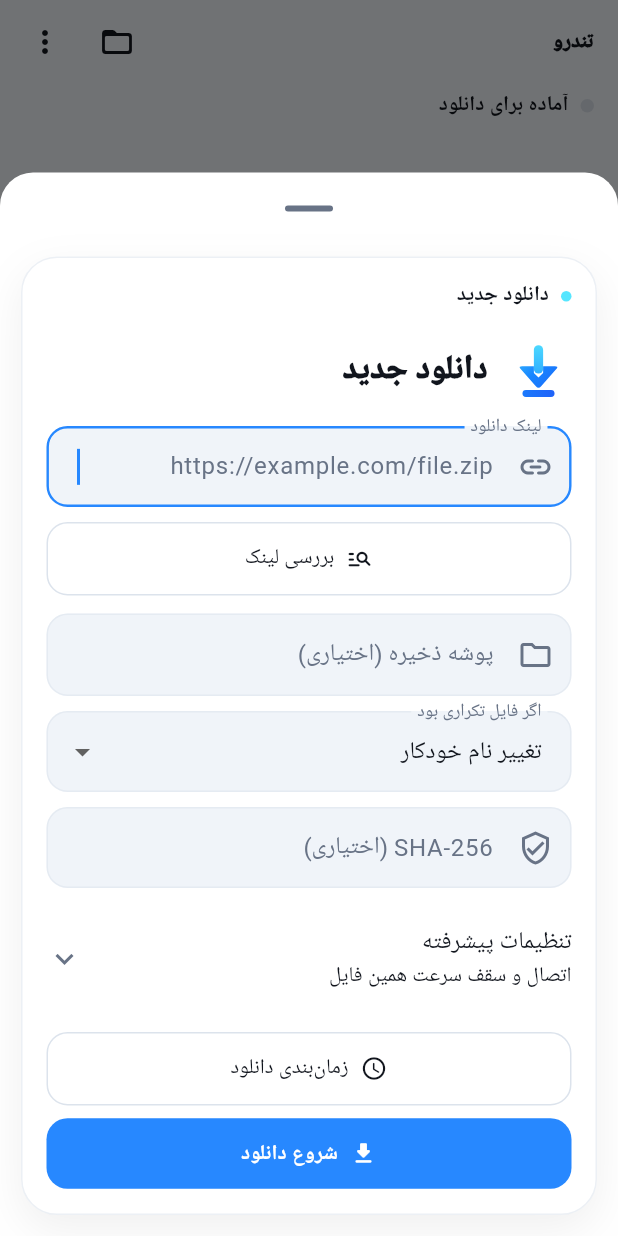
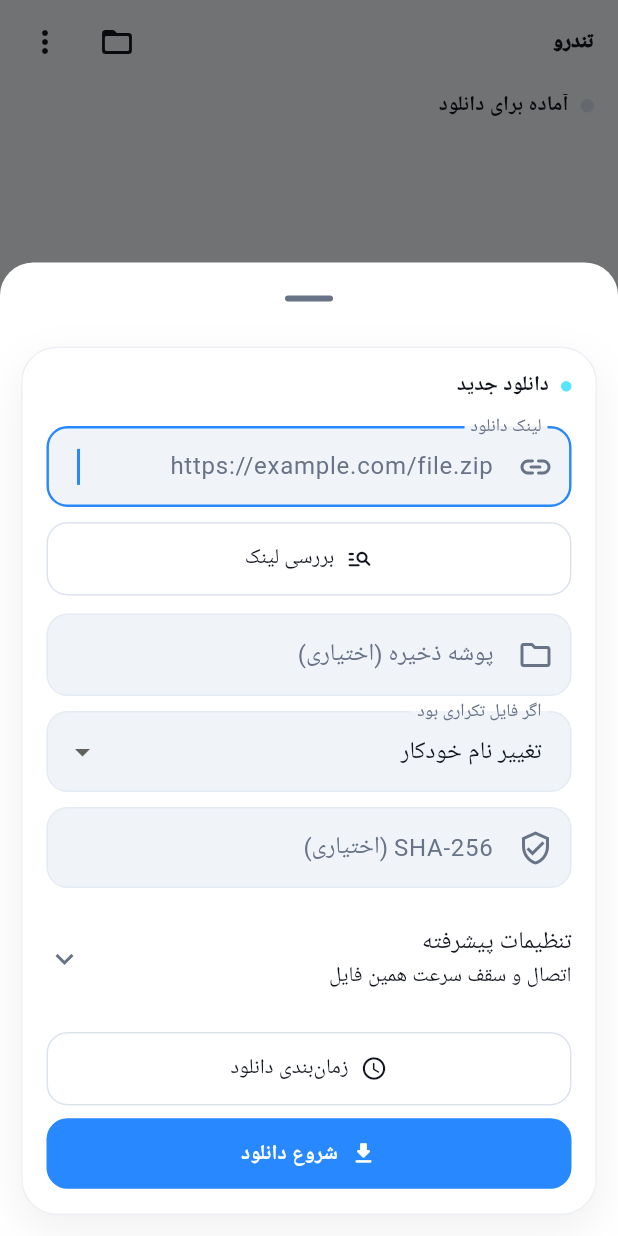
Before and after one commit to sahandse/tondro, a Flutter app: the screen it shows after launch, after a tap on the "add" icon, on a phone screen of 412 x 824 dp. Run offline on Flutter 3.47's test engine with Material 3 defaults, Android fonts, the light colour scheme and no system bars; our stand-ins replace battery_plus, file_picker, google_fonts, share_plus, shared_preferences, webview_flutter; missing offline and left inert: background_downloader, dtorrent_task_v2, home_widget, receive_sharing_intent, workmanager; Roboto replaces fonts that are missing (Vazirmatn); statements that could not run were skipped.

Commit message:
ui: remove redundant branding from new download sheet

```diff
--- a/lib/src/features/downloads/presentation/new_download_sheet.dart
+++ b/lib/src/features/downloads/presentation/new_download_sheet.dart
@@ -146,21 +146,6 @@ class _NewDownloadSheetState extends State<NewDownloadSheet> {
             mainAxisSize: MainAxisSize.min,
             crossAxisAlignment: CrossAxisAlignment.stretch,
             children: [
-              Row(
-                children: [
-                  const TondroLogo(size: 44),
-                  const SizedBox(width: 12),
-                  Expanded(
-                    child: Text(
-                      'دانلود جدید',
-                      style: Theme.of(context).textTheme.titleLarge?.copyWith(
-                            fontWeight: FontWeight.w900,
-                          ),
-                    ),
-                  ),
-                ],
-              ),
-              const SizedBox(height: 16),
               TextField(
                 controller: _input,
                 autofocus: widget.initialUrl == null,
```
